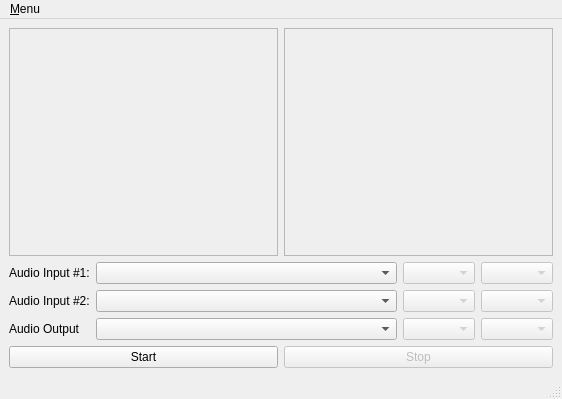
The window that qcMainWindow.ui (utkarshayachit/MClassroom) describes before a commit, drawn with Qt 5.
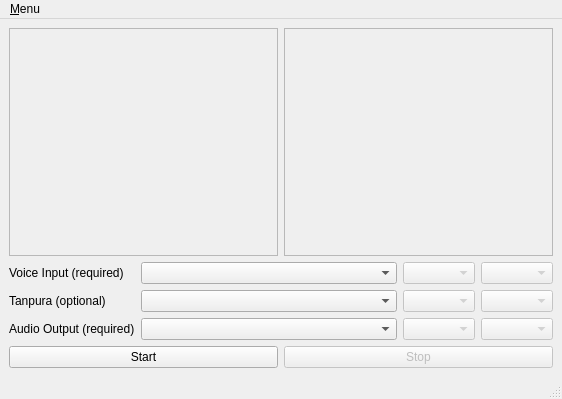
The same window after the commit.

Commit message: Simple Duplex audio works.

What changed in the file:
```diff
--- a/qcMainWindow.ui
+++ b/qcMainWindow.ui
@@ -58,7 +58,7 @@
       <item row="0" column="0">
        <widget class="QLabel" name="label">
         <property name="text">
-         <string>Audio Input #1:</string>
+         <string>Voice Input (required)</string>
         </property>
        </widget>
       </item>
@@ -68,7 +68,7 @@
       <item row="1" column="0">
        <widget class="QLabel" name="label_2">
         <property name="text">
-         <string>Audio Input #2:</string>
+         <string>Tanpura (optional)</string>
         </property>
        </widget>
       </item>
@@ -78,7 +78,7 @@
       <item row="2" column="0">
        <widget class="QLabel" name="label_3">
         <property name="text">
-         <string>Audio Output</string>
+         <string>Audio Output (required)</string>
         </property>
        </widget>
       </item>
```
The commit also changes 1 other file.
